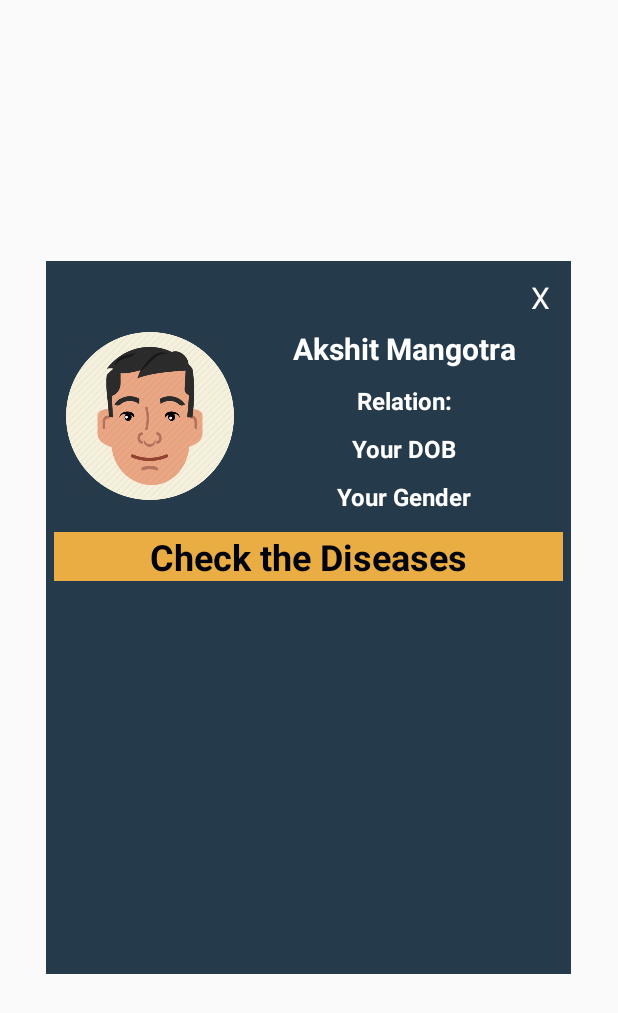
After one commit to Akshit6828/Traverse-Indoor, an Android app: the layout cutom_dialog_profile.xml on its own in the app's theme, with its tools: preview values and no code run, on a phone screen of 412 x 824 dp. The commit adds this screen. Shown: the top 1013 px of the screen. Run offline under Robolectric (Android 15) with nearby library versions, the phone set to English and light mode, and no system bars; Roboto replaces fonts that are not available here.

Commit message:
Added Partial Custom Dialog Successfully

```diff
--- a/app/src/main/java/com/akshit/genedetectionapp/PedigreeAnalysis.java
+++ b/app/src/main/java/com/akshit/genedetectionapp/PedigreeAnalysis.java
@@ -9,6 +9,7 @@ import androidx.fragment.app.Fragment;
 import android.view.LayoutInflater;
 import android.view.View;
 import android.view.ViewGroup;
+import android.widget.ImageButton;
 import android.widget.ImageView;
 import android.widget.TextView;
 
@@ -39,6 +40,7 @@ public class PedigreeAnalysis extends Fragment {
     // TODO: Rename and change types of parameters
     private String mParam1;
     private String mParam2;
+    ImageButton im1,im2,im3,im4,im5,im6,im7,im8,im9;
 
     public PedigreeAnalysis() {
         // Required empty public constructor
@@ -75,9 +77,6 @@ public class PedigreeAnalysis extends Fragment {
     public View onCreateView(LayoutInflater inflater, ViewGroup container,
                              Bundle savedInstanceState) {
 
-        GraphView graphView;
-
-        GraphAdapter<GraphView.ViewHolder> graphAdapter;
         // Inflate the layout for this fragment
         View mylayout= inflater.inflate(R.layout.fragment_pedigree_analysis, container, false);
 //............Write your code here for fragment.......................
@@ -193,6 +192,75 @@ public class PedigreeAnalysis extends Fragment {
                 .setOrientation(BuchheimWalkerConfiguration.ORIENTATION_TOP_BOTTOM)
                 .build();
         graphView.setLayout(new BuchheimWalkerAlgorithm(configuration));*/
+
+        //Image button code goes here!...........
+        //Connecting UI and Backend!
+        im1=mylayout.findViewById(R.id.ib1);
+        im2=mylayout.findViewById(R.id.ib2);
+        im3=mylayout.findViewById(R.id.ib3);
+        im4=mylayout.findViewById(R.id.ib4);
+        im5=mylayout.findViewById(R.id.ib5);
+        im6=mylayout.findViewById(R.id.ib6);
+        im7=mylayout.findViewById(R.id.ib7);
+        im8=mylayout.findViewById(R.id.ib8);
+        im9=mylayout.findViewById(R.id.ib9);
+        im1.setOnClickListener(new View.OnClickListener() {
+            @Override
+            public void onClick(View view) {
+
+            }
+        });
+        im2.setOnClickListener(new View.OnClickListener() {
+            @Override
+            public void onClick(View view) {
+
+            }
+        });
+        im3.setOnClickListener(new View.OnClickListener() {
+            @Override
+            public void onClick(View view) {
+
+            }
+        });
+        im4.setOnClickListener(new View.OnClickListener() {
+            @Override
+            public void onClick(View view) {
+
+            }
+        });
+        im5.setOnClickListener(new View.OnClickListener() {
+            @Override
+            public void onClick(View view) {
+
+            }
+        });
+        im6.setOnClickListener(new View.OnClickListener() {
+            @Override
+            public void onClick(View view) {
+
+            }
+        });
+        im7.setOnClickListener(new View.OnClickListener() {
+            @Override
+            public void onClick(View view) {
+
+            }
+        });
+        im8.setOnClickListener(new View.OnClickListener() {
+            @Override
+            public void onClick(View view) {
+
+            }
+        });
+        im9.setOnClickListener(new View.OnClickListener() {
+            @Override
+            public void onClick(View view) {
+
+            }
+        });
+
+
+
         return mylayout;
 
     }
--- /dev/null
+++ b/app/src/main/res/layout/cutom_dialog_profile.xml
@@ -0,0 +1,161 @@
+<?xml version="1.0" encoding="utf-8"?>
+<LinearLayout
+
+    xmlns:android="http://schemas.android.com/apk/res/android"
+    xmlns:app="http://schemas.android.com/apk/res-auto"
+    xmlns:tools="http://schemas.android.com/tools"
+    android:layout_width="350dp"
+    android:background="@color/colorPrimary"
+    android:padding="5dp"
+    android:orientation="vertical"
+    android:layout_gravity="center"
+    android:layout_height="475dp">
+
+    <TextView
+        android:id="@+id/textView23"
+        android:layout_width="30dp"
+        android:layout_height="30dp"
+        android:layout_gravity="end"
+        android:layout_marginTop="4dp"
+        android:gravity="center"
+        android:text="X"
+        style="bold"
+        android:textSize="20dp"
+        android:textColor="#FFFAFA"
+        app:layout_constraintBottom_toTopOf="@+id/textView22"
+        app:layout_constraintEnd_toEndOf="parent"
+        app:layout_constraintHorizontal_bias="0.95"
+        app:layout_constraintStart_toStartOf="parent"
+        app:layout_constraintTop_toTopOf="parent"
+        app:layout_constraintVertical_bias="0.461">
+
+    </TextView>
+    <LinearLayout
+        android:layout_width="match_parent"
+        android:layout_height="wrap_content"
+        android:orientation="horizontal">
+
+
+
+    <ImageView
+        android:id="@+id/imageView4"
+        android:layout_width="128dp"
+        android:layout_height="112dp"
+        android:layout_gravity="center_vertical"
+        android:src="@drawable/boyfather"
+        app:layout_constraintStart_toStartOf="parent"
+        app:layout_constraintTop_toBottomOf="@+id/textView23">
+
+    </ImageView>
+
+        <LinearLayout
+    android:layout_width="match_parent"
+    android:layout_height="wrap_content"
+    android:orientation="vertical">
+
+            <TextView
+                android:id="@+id/textView22"
+                android:layout_width="wrap_content"
+                android:layout_height="wrap_content"
+                android:layout_gravity="center_horizontal"
+                android:gravity="center"
+                android:layout_marginTop="5dp"
+
+                android:text="Akshit Mangotra"
+                android:textColor="#FFFFFF"
+                android:textSize="20dp"
+                android:textStyle="bold"
+                app:layout_constraintBottom_toTopOf="@+id/textView26"
+                app:layout_constraintEnd_toEndOf="parent"
+                app:layout_constraintHorizontal_bias="0.465"
+                app:layout_constraintStart_toEndOf="@+id/imageView4">
+
+            </TextView>
+
+            <TextView
+                android:layout_marginTop="10dp"
+        android:layout_width="wrap_content"
+        android:layout_height="wrap_content"
+        android:layout_gravity="center_horizontal"
+        android:gravity="center"
+        android:text="Relation:"
+        android:textColor="#FFFFFF"
+        android:textSize="16dp"
+        android:textStyle="bold"
+        app:layout_constraintEnd_toEndOf="parent"
+        app:layout_constraintHorizontal_bias="0.439"
+        app:layout_constraintStart_toEndOf="@+id/imageView4"
+        tools:layout_editor_absoluteY="188dp">
+
+    </TextView>
+            <TextView
+
+                android:layout_marginTop="10dp"
+                android:id="@+id/textView26"
+                android:layout_width="wrap_content"
+                android:layout_height="wrap_content"
+                android:layout_gravity="center"
+                android:gravity="center"
+                android:text="Your DOB"
+                android:textColor="#FFFFFF"
+                android:textSize="16dp"
+                android:textStyle="bold"
+                app:layout_constraintEnd_toEndOf="parent"
+                app:layout_constraintHorizontal_bias="0.422"
+                app:layout_constraintStart_toEndOf="@+id/imageView4"
+                tools:layout_editor_absoluteY="144dp">
+            </TextView>
+            <TextView
+                android:layout_marginTop="10dp"
+               android:id="@+id/idgender"
+                android:layout_width="wrap_content"
+                android:layout_height="22dp"
+                android:layout_gravity="center_horizontal"
+                android:gravity="center"
+                android:text="Your Gender"
+                android:textColor="#FFFFFF"
+                android:textSize="16dp"
+                android:textStyle="bold"
+                app:layout_constraintEnd_toEndOf="parent"
+                app:layout_constraintHorizontal_bias="0.422"
+                app:layout_constraintStart_toEndOf="@+id/imageView4"
+                tools:layout_editor_absoluteY="144dp">
+            </TextView>
+</LinearLayout>
+
+    </LinearLayout>
+
+    <androidx.constraintlayout.widget.ConstraintLayout
+        android:layout_width="match_parent"
+        android:layout_height="match_parent"
+        android:layout_marginTop="10dp"
+        android:orientation="horizontal">
+
+
+        <TextView
+            android:layout_width="match_parent"
+            android:layout_height="wrap_content"
+            android:background="@color/orange"
+            android:gravity="center_horizontal"
+            android:text="Check the Diseases"
+            android:textColor="#00020C"
+            android:textSize="24sp"
+            android:textStyle="bold"
+            app:layout_constraintBottom_toBottomOf="parent"
+            app:layout_constraintEnd_toEndOf="parent"
+            app:layout_constraintStart_toStartOf="parent"
+            app:layout_constraintTop_toTopOf="parent"
+            app:layout_constraintVertical_bias="0.00999999">
+
+
+
+
+        </TextView>
+
+    </androidx.constraintlayout.widget.ConstraintLayout>
+
+
+
+
+
+</LinearLayout>
--- a/app/src/main/res/values/colors.xml
+++ b/app/src/main/res/values/colors.xml
@@ -17,4 +17,12 @@
     <color name="t_end">#BBC182CC</color>
     <color name="fr_start">#CF746D</color>
     <color name="fr_end">#ECD1D1</color>
+
+
+    <!--- Custom Dialog Profile Colours-->
+    <color name="bluedark">#2f333f</color>
+    <color name="bluelight">#49acd5</color>
+    <color name="greendialog">#45bc62</color>
+    <color name="orange">#eaad43</color>
+
 </resources>
```
